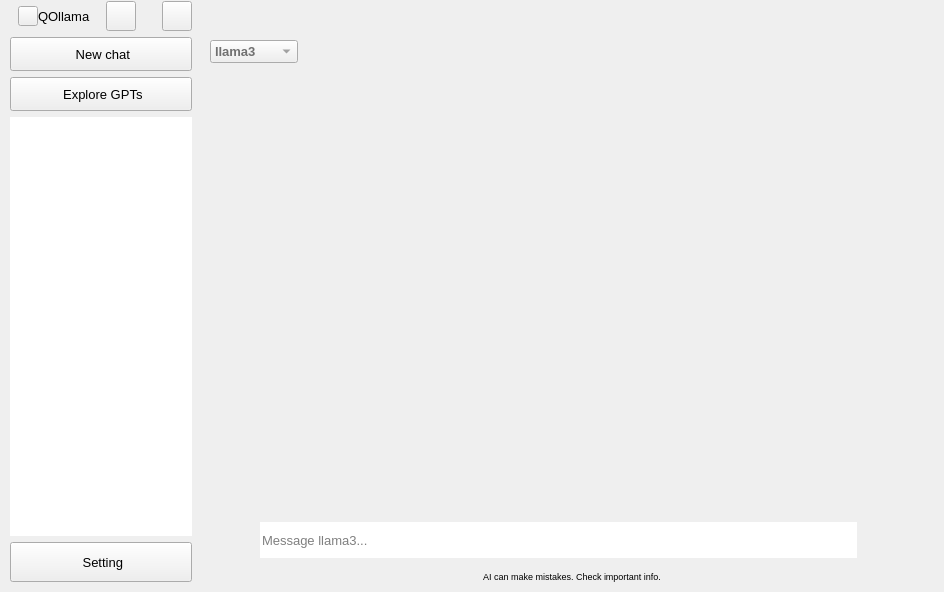
Old version of the form forms/mainwindow.ui in the repository farleyrunkel/qollama.
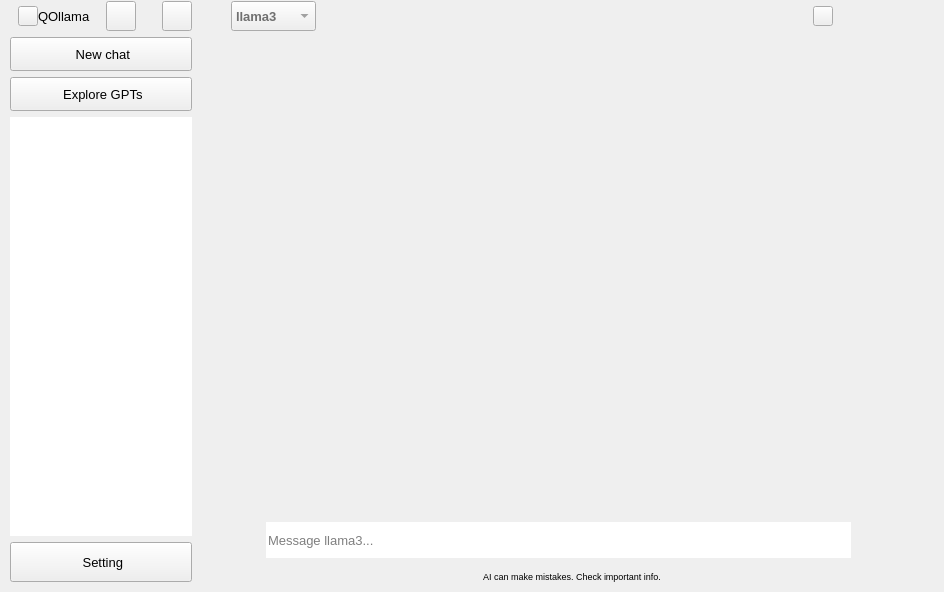
New version of the form. Icons and pictures are not drawn. Custom widgets are drawn as their Qt base class.

```diff
--- a/forms/mainwindow.ui
+++ b/forms/mainwindow.ui
@@ -516,9 +516,18 @@
         <string notr="true"/>
        </property>
        <layout class="QGridLayout" name="gridLayout">
+        <property name="leftMargin">
+         <number>0</number>
+        </property>
         <property name="topMargin">
          <number>0</number>
         </property>
+        <property name="rightMargin">
+         <number>0</number>
+        </property>
+        <property name="bottomMargin">
+         <number>0</number>
+        </property>
         <property name="verticalSpacing">
          <number>0</number>
         </property>
@@ -526,7 +535,7 @@
          <widget class="QStackedWidget" name="stackedWidget">
           <widget class="QWidget" name="page_2">
            <layout class="QGridLayout" name="gridLayout_2">
-            <item row="3" column="0">
+            <item row="2" column="1">
              <widget class="QFrame" name="inputFrame">
               <property name="minimumSize">
                <size>
@@ -546,7 +555,7 @@
               <property name="frameShadow">
                <enum>QFrame::Plain</enum>
               </property>
-              <layout class="QHBoxLayout" name="horizontalLayout_3" stretch="0,0,0,0">
+              <layout class="QHBoxLayout" name="horizontalLayout_3" stretch="0,0">
                <property name="spacing">
                 <number>2</number>
                </property>
@@ -562,22 +571,6 @@
                <property name="bottomMargin">
                 <number>7</number>
                </property>
-               <item>
-                <spacer name="horizontalSpacer_2">
-                 <property name="orientation">
-                  <enum>Qt::Horizontal</enum>
-                 </property>
-                 <property name="sizeType">
-                  <enum>QSizePolicy::Preferred</enum>
-                 </property>
-                 <property name="sizeHint" stdset="0">
-                  <size>
-                   <width>40</width>
-                   <height>20</height>
-                  </size>
-                 </property>
-                </spacer>
-               </item>
                <item>
                 <widget class="QLineEdit" name="inputLine">
                  <property name="sizePolicy">
@@ -641,26 +634,26 @@
                  </property>
                 </widget>
                </item>
-               <item>
-                <spacer name="horizontalSpacer_3">
-                 <property name="orientation">
-                  <enum>Qt::Horizontal</enum>
-                 </property>
-                 <property name="sizeType">
-                  <enum>QSizePolicy::Preferred</enum>
-                 </property>
-                 <property name="sizeHint" stdset="0">
-                  <size>
-                   <width>40</width>
-                   <height>20</height>
-                  </size>
-                 </property>
-                </spacer>
-               </item>
               </layout>
              </widget>
             </item>
-            <item row="4" column="0">
+            <item row="2" column="2">
+             <spacer name="horizontalSpacer_3">
+              <property name="orientation">
+               <enum>Qt::Horizontal</enum>
+              </property>
+              <property name="sizeType">
+               <enum>QSizePolicy::Preferred</enum>
+              </property>
+              <property name="sizeHint" stdset="0">
+               <size>
+                <width>40</width>
+                <height>20</height>
+               </size>
+              </property>
+             </spacer>
+            </item>
+            <item row="3" column="1">
              <widget class="QLabel" name="label">
               <property name="font">
                <font>
@@ -687,67 +680,24 @@
              </widget>
             </item>
             <item row="2" column="0">
+             <spacer name="horizontalSpacer_2">
+              <property name="orientation">
+               <enum>Qt::Horizontal</enum>
+              </property>
+              <property name="sizeType">
+               <enum>QSizePolicy::Preferred</enum>
+              </property>
+              <property name="sizeHint" stdset="0">
+               <size>
+                <width>40</width>
+                <height>20</height>
+               </size>
+              </property>
+             </spacer>
+            </item>
+            <item row="1" column="0" colspan="3">
              <widget class="QStackedWidget" name="stack"/>
             </item>
-            <item row="1" column="0">
-             <layout class="QHBoxLayout" name="horizontalLayout_2">
-              <item>
-               <widget class="QComboBox" name="comboBox">
-                <property name="sizePolicy">
-                 <sizepolicy hsizetype="Expanding" vsizetype="Preferred">
-                  <horstretch>0</horstretch>
-                  <verstretch>0</verstretch>
-                 </sizepolicy>
-                </property>
-                <property name="maximumSize">
-                 <size>
-                  <width>88</width>
-                  <height>16777215</height>
-                 </size>
-                </property>
-                <property name="font">
-                 <font>
-                  <family>Microsoft YaHei UI</family>
-                  <pointsize>10</pointsize>
-                  <bold>true</bold>
-                 </font>
-                </property>
-                <property name="styleSheet">
-                 <string notr="true">color: rgb(112, 112, 112);</string>
-                </property>
-                <property name="minimumContentsLength">
-                 <number>0</number>
-                </property>
-                <property name="frame">
-                 <bool>true</bool>
-                </property>
-                <item>
-                 <property name="text">
-                  <string>llama3</string>
-                 </property>
-                </item>
-                <item>
-                 <property name="text">
-                  <string>ChatGPT</string>
-                 </property>
-                </item>
-               </widget>
-              </item>
-              <item>
-               <spacer name="horizontalSpacer">
-                <property name="orientation">
-                 <enum>Qt::Horizontal</enum>
-                </property>
-                <property name="sizeHint" stdset="0">
-                 <size>
-                  <width>40</width>
-                  <height>20</height>
-                 </size>
-                </property>
-               </spacer>
-              </item>
-             </layout>
-            </item>
            </layout>
           </widget>
          </widget>
@@ -789,6 +739,48 @@
             </property>
            </widget>
           </item>
+          <item>
+           <widget class="QComboBox" name="comboBox">
+            <property name="sizePolicy">
+             <sizepolicy hsizetype="Expanding" vsizetype="Preferred">
+              <horstretch>0</horstretch>
+              <verstretch>0</verstretch>
+             </sizepolicy>
+            </property>
+            <property name="maximumSize">
+             <size>
+              <width>88</width>
+              <height>16777215</height>
+             </size>
+            </property>
+            <property name="font">
+             <font>
+              <family>Microsoft YaHei UI</family>
+              <pointsize>10</pointsize>
+              <bold>true</bold>
+             </font>
+            </property>
+            <property name="styleSheet">
+             <string notr="true">color: rgb(112, 112, 112);</string>
+            </property>
+            <property name="minimumContentsLength">
+             <number>0</number>
+            </property>
+            <property name="frame">
+             <bool>true</bool>
+            </property>
+            <item>
+             <property name="text">
+              <string>llama3</string>
+             </property>
+            </item>
+            <item>
+             <property name="text">
+              <string>ChatGPT</string>
+             </property>
+            </item>
+           </widget>
+          </item>
           <item>
            <spacer name="horizontalSpacer_4">
             <property name="orientation">
@@ -813,16 +805,10 @@
               <verstretch>0</verstretch>
              </sizepolicy>
             </property>
-            <property name="minimumSize">
-             <size>
-              <width>30</width>
-              <height>30</height>
-             </size>
-            </property>
             <property name="maximumSize">
              <size>
-              <width>30</width>
-              <height>30</height>
+              <width>20</width>
+              <height>20</height>
              </size>
             </property>
             <property name="font">
@@ -838,13 +824,6 @@
             <property name="styleSheet">
              <string notr="true"/>
             </property>
-            <property name="text">
-             <string/>
-            </property>
-            <property name="icon">
-             <iconset resource="../resources/resouces.qrc">
-              <normaloff>:/icon/farley.jpg</normaloff>:/icon/farley.jpg</iconset>
-            </property>
             <property name="checkable">
              <bool>false</bool>
             </property>
@@ -855,21 +834,21 @@
              <bool>false</bool>
             </property>
             <property name="flat">
-             <bool>true</bool>
+             <bool>false</bool>
             </property>
            </widget>
           </item>
           <item>
            <widget class="IWinButtonsWidget" name="widget_2" native="true">
             <property name="sizePolicy">
-             <sizepolicy hsizetype="Preferred" vsizetype="Preferred">
+             <sizepolicy hsizetype="Expanding" vsizetype="Preferred">
               <horstretch>0</horstretch>
               <verstretch>0</verstretch>
              </sizepolicy>
             </property>
             <property name="minimumSize">
              <size>
-              <width>100</width>
+              <width>110</width>
               <height>30</height>
              </size>
             </property>
```
Left out of the diff: 2 changed lines with no effect on the pictures.
